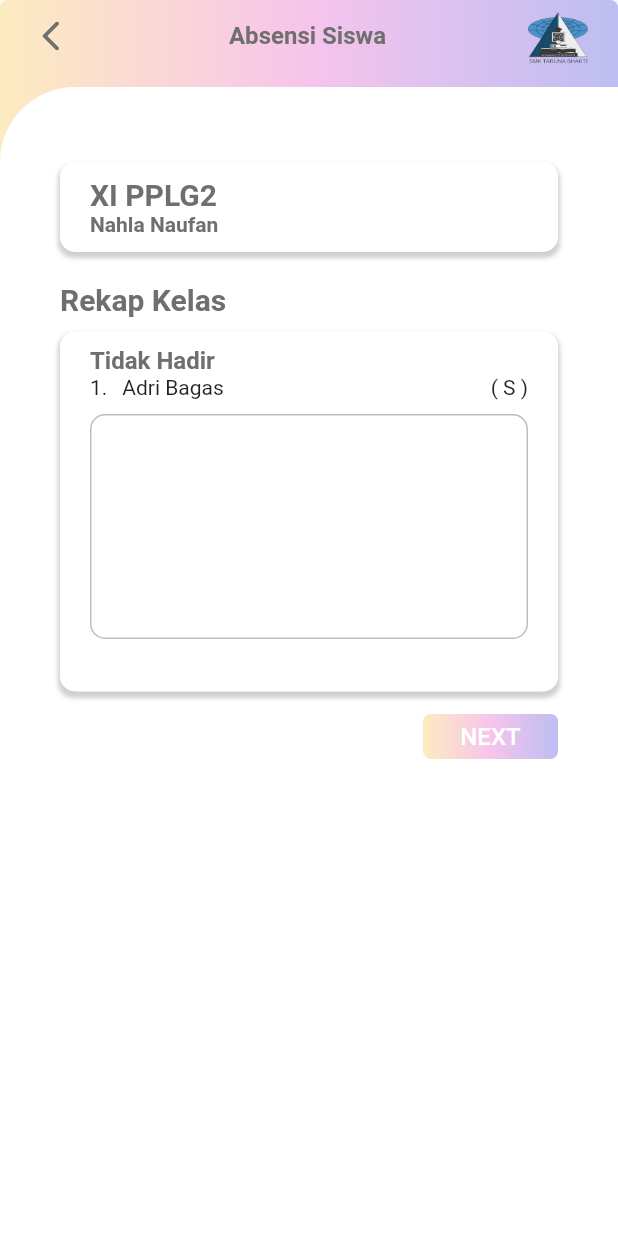
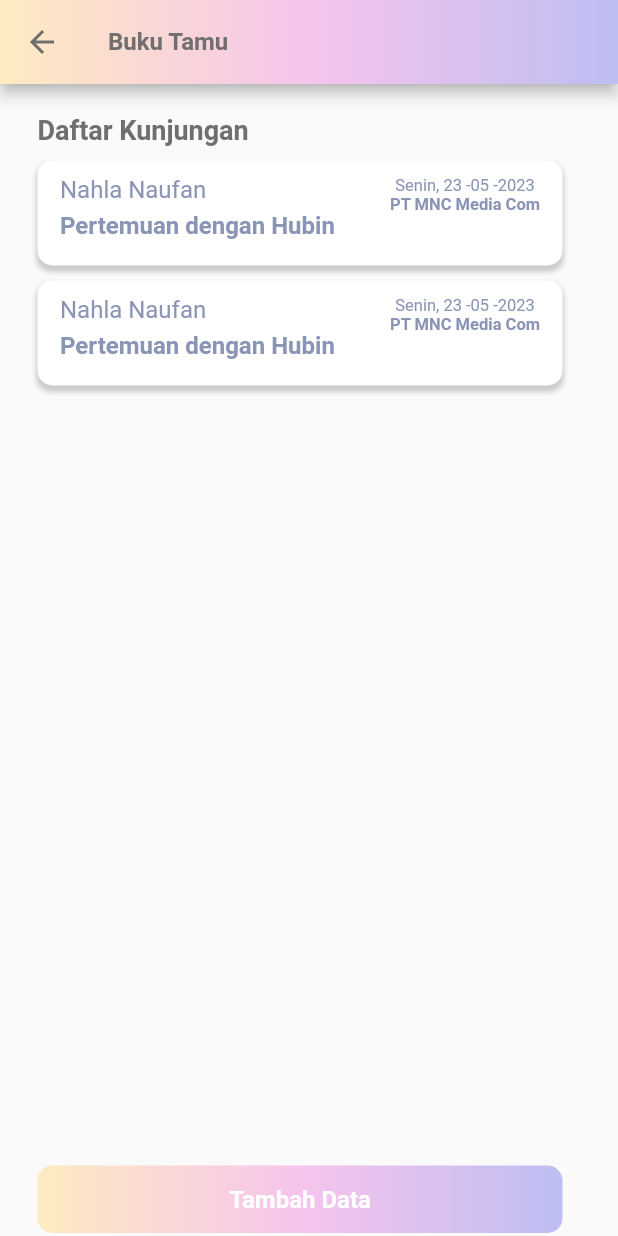
Before and after one commit to sheylaulya/Guru-Piket, a Flutter app: the screen it shows after launch, on a phone screen of 412 x 824 dp. Run offline on Flutter 3.47's test engine with Material 2 defaults, Android fonts, the phone set to English and light mode, and no system bars.

Commit message:
Add Daftar Tamu Page

```diff
--- a/lib/main.dart
+++ b/lib/main.dart
@@ -4,6 +4,7 @@ import 'package:guru_tamu_vers2/pages/AbsensiPilihKelas.dart';
 import 'package:guru_tamu_vers2/pages/AbsensiPilihSiswa.dart';
 import 'package:guru_tamu_vers2/pages/AbsensiReview.dart';
 import 'package:guru_tamu_vers2/pages/auth/login.dart';
+import 'package:guru_tamu_vers2/pages/daftarTamu.dart';
 import 'package:guru_tamu_vers2/pages/dataSiswa.dart';
 import 'package:guru_tamu_vers2/pages/home.dart';
 
@@ -19,7 +20,7 @@ class MyApp extends StatelessWidget {
   Widget build(BuildContext context) {
     return MaterialApp(
       debugShowCheckedModeBanner: false,
-      home: AbsensiReview()
+      home: DaftarTamu()
     );
   }
 }
--- /dev/null
+++ b/lib/pages/daftarTamu.dart
@@ -0,0 +1,173 @@
+import 'package:flutter/material.dart';
+import 'package:flutter/src/widgets/framework.dart';
+import 'package:flutter/src/widgets/placeholder.dart';
+
+class DaftarTamu extends StatelessWidget {
+  const DaftarTamu({super.key});
+
+  @override
+  Widget build(BuildContext context) {
+    return Scaffold(
+      appBar: AppBar(
+        leading: BackButton(color: Color(0xff6F6F6F)),
+        title: Text(
+          'Buku Tamu',
+          style: TextStyle(
+              color: Color(0xff6F6F6F),
+              fontWeight: FontWeight.w700,
+              fontSize: 16),
+        ),
+        flexibleSpace: Container(
+          decoration: BoxDecoration(
+              gradient: LinearGradient(
+            colors: [
+              Color(0xffFDEBC0),
+              Color(0xffF6C4EC),
+              Color(0xffBDBEF2),
+            ],
+          )),
+        ),
+      ),
+      body: Container(
+        margin: EdgeInsets.only(top: 20, left: 25, right: 25),
+        child: Column(
+          crossAxisAlignment: CrossAxisAlignment.start,
+          children: [
+            Text(
+              'Daftar Kunjungan',
+              style: TextStyle(
+                  color: Color(0xff6F6F6F),
+                  fontWeight: FontWeight.w700,
+                  fontSize: 18),
+            ),
+            SizedBox(
+              height: 10,
+            ),
+            Container(
+              padding: EdgeInsets.only(top: 10, left: 15, right: 15),
+              width: 350,
+              height: 70,
+              decoration: BoxDecoration(
+                color: Colors.white,
+                boxShadow: [
+                  BoxShadow(
+                    color: Colors.grey.withOpacity(0.5),
+                    spreadRadius: 1,
+                    blurRadius: 2,
+                    offset: Offset(0, 3),
+                  ),
+                ],
+                borderRadius: BorderRadius.all(Radius.circular(10)),
+              ),
+              child: Row(
+                mainAxisAlignment: MainAxisAlignment.spaceBetween,
+                children: [
+                  Column(
+                    crossAxisAlignment: CrossAxisAlignment.start,
+                    children: [
+                      Text(
+                        'Nahla Naufan',
+                        style: TextStyle(
+                            color: Color(0xff8A94B5),
+                            fontWeight: FontWeight.w400,
+                            fontSize: 16),
+                      ),
+                      SizedBox(height: 5,),
+                      Text('Pertemuan dengan Hubin', style: TextStyle(
+                            color: Color(0xff8A94B5),
+                            fontWeight: FontWeight.w600,
+                            fontSize: 16),)
+                    ],
+                  ),
+                  Column(
+                    children: [
+                      Text('Senin, 23 -05 -2023', style: TextStyle(
+                            color: Color(0xff8A94B5),
+                            fontWeight: FontWeight.w400,
+                            fontSize: 11)),
+                      Text('PT MNC Media Com',style: TextStyle(
+                            color: Color(0xff8A94B5),
+                            fontWeight: FontWeight.w600,
+                            fontSize: 11))
+                    ],
+                  )
+                ],
+              ),
+            ),
+            SizedBox(height: 10,),
+            Container(
+              padding: EdgeInsets.only(top: 10, left: 15, right: 15),
+              width: 350,
+              height: 70,
+              decoration: BoxDecoration(
+                color: Colors.white,
+                boxShadow: [
+                  BoxShadow(
+                    color: Colors.grey.withOpacity(0.5),
+                    spreadRadius: 1,
+                    blurRadius: 2,
+                    offset: Offset(0, 3),
+                  ),
+                ],
+                borderRadius: BorderRadius.all(Radius.circular(10)),
+              ),
+              child: Row(
+                mainAxisAlignment: MainAxisAlignment.spaceBetween,
+                children: [
+                  Column(
+                    crossAxisAlignment: CrossAxisAlignment.start,
+                    children: [
+                      Text(
+                        'Nahla Naufan',
+                        style: TextStyle(
+                            color: Color(0xff8A94B5),
+                            fontWeight: FontWeight.w400,
+                            fontSize: 16),
+                      ),
+                      SizedBox(height: 5,),
+                      Text('Pertemuan dengan Hubin', style: TextStyle(
+                            color: Color(0xff8A94B5),
+                            fontWeight: FontWeight.w600,
+                            fontSize: 16),)
+                    ],
+                  ),
+                  Column(
+                    children: [
+                      Text('Senin, 23 -05 -2023', style: TextStyle(
+                            color: Color(0xff8A94B5),
+                            fontWeight: FontWeight.w400,
+                            fontSize: 11)),
+                      Text('PT MNC Media Com',style: TextStyle(
+                            color: Color(0xff8A94B5),
+                            fontWeight: FontWeight.w600,
+                            fontSize: 11))
+                    ],
+                  )
+                ],
+              ),
+            ),
+            SizedBox(height: 500,),
+            Container(
+                margin: EdgeInsets.only(top: 20),
+                height: 45,
+                width: 350,
+                decoration: BoxDecoration(
+                  borderRadius: BorderRadius.all(Radius.circular(10)),
+                    gradient: LinearGradient(colors: [
+                         Color(0xffFDEBC0),
+                  Color(0xffF6C4EC),
+                  Color(0xffBDBEF2),
+
+                ], )),
+                child: ElevatedButton(
+                  onPressed: () {},
+                  child: Text('Tambah Data', style: TextStyle(fontSize: 16, fontWeight: FontWeight.w700),),
+                   style: ElevatedButton.styleFrom(primary: Colors.transparent, shadowColor: Colors.transparent),
+                ),
+              )
+          ],
+        ),
+      ),
+    );
+  }
+}
```
